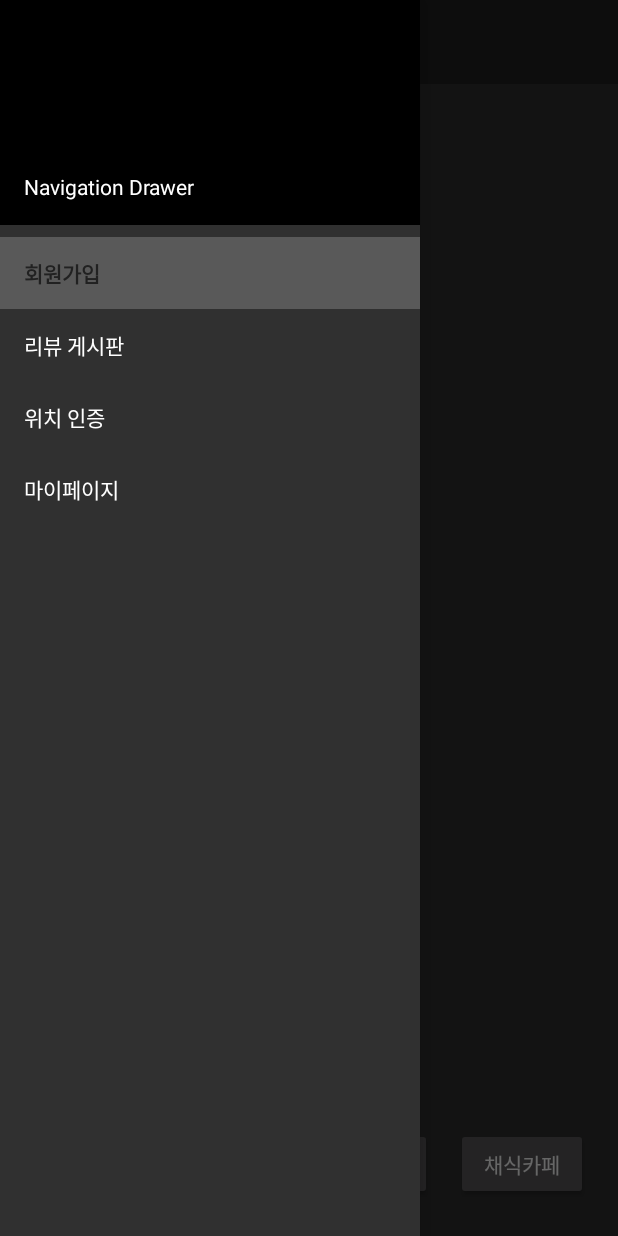
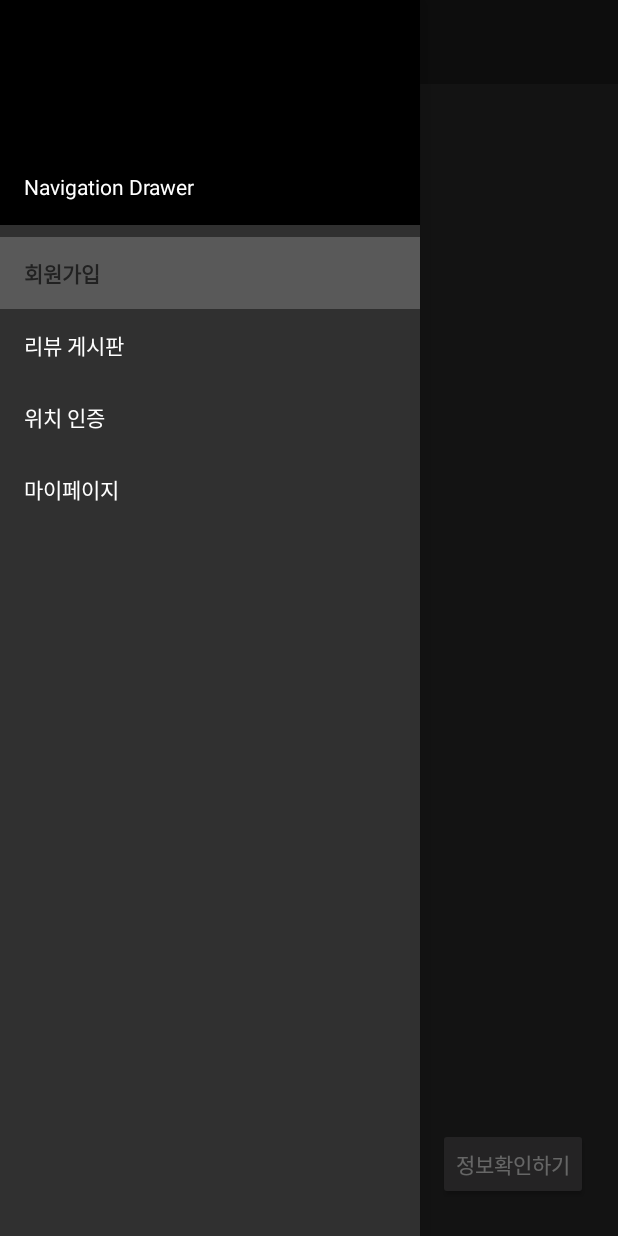
Before and after one commit to mnyee/vegan_capstone, an Android app: the ClickListenerActivity screen opened directly, with no data from a screen before it, with the side drawer open, on a phone screen of 412 x 824 dp. Run offline under Robolectric (Android 15) with nearby library versions, the phone set to English and light mode, and no system bars; libraries missing offline, so code that uses them is left out: com.naver.maps, ted.gun0912.clustering; plain views replace MapView; 2 statements that could not run were skipped.

Commit message:
Update activity_map.xml

```diff
--- a/app/src/main/res/layout/activity_map.xml
+++ b/app/src/main/res/layout/activity_map.xml
@@ -26,17 +26,7 @@
             android:layout_alignParentBottom="true"
             android:layout_marginEnd="20dp"
             android:layout_marginBottom="24dp"
-            android:text="채식카페" />3
-
-        <Button
-            android:id="@+id/btnmark2"
-            android:layout_width="wrap_content"
-            android:layout_height="wrap_content"
-            android:layout_alignParentEnd="true"
-            android:layout_alignParentBottom="true"
-            android:layout_marginEnd="124dp"
-            android:layout_marginBottom="24dp"
-            android:text="채식식당" />
+            android:text="정보확인하기" />
 
 
 
```
